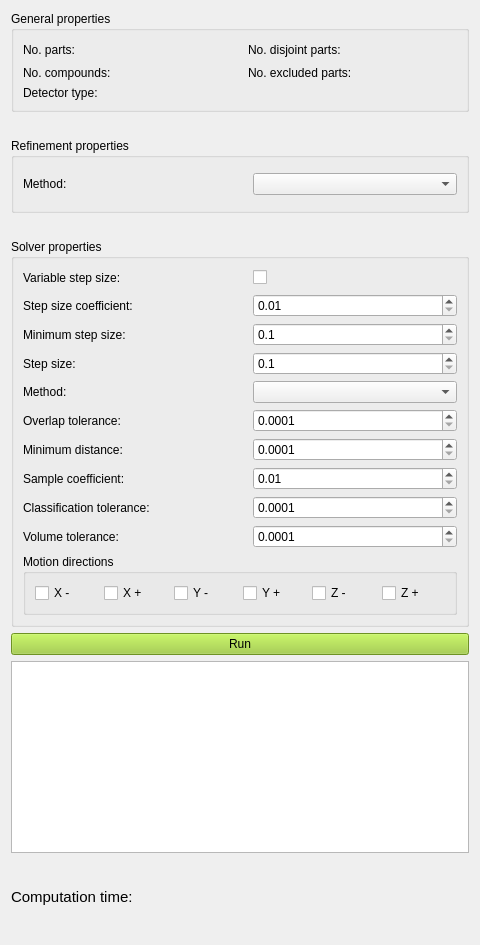
Old version of the form Gui/Resources/ui/aplan_obstruction_detectors/OCCT.ui in the repository martcram/FreeCAD-APLAN.
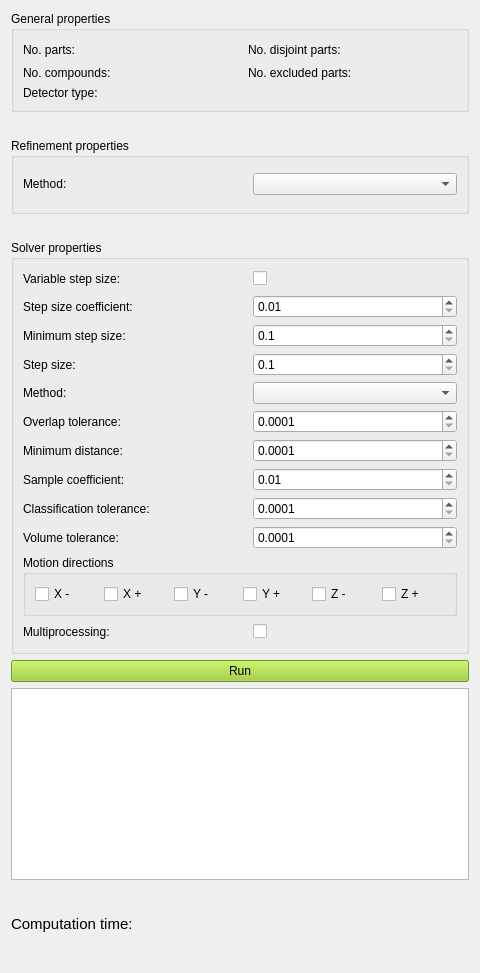
New version of the form.

Commit message: add property to OCCT detector for enabling multiprocessing + update task panel

```diff
--- a/Gui/Resources/ui/aplan_obstruction_detectors/OCCT.ui
+++ b/Gui/Resources/ui/aplan_obstruction_detectors/OCCT.ui
@@ -7,7 +7,7 @@
     <x>0</x>
     <y>0</y>
     <width>480</width>
-    <height>945</height>
+    <height>973</height>
    </rect>
   </property>
   <property name="windowTitle">
@@ -519,6 +519,40 @@
         </layout>
        </widget>
       </item>
+      <item>
+       <layout class="QGridLayout" name="gl_multiprocessing">
+        <item row="0" column="0">
+         <widget class="QLabel" name="l_label_multiprocessing">
+          <property name="text">
+           <string>Multiprocessing:</string>
+          </property>
+         </widget>
+        </item>
+        <item row="0" column="1">
+         <spacer name="horizontalSpacer_6">
+          <property name="orientation">
+           <enum>Qt::Horizontal</enum>
+          </property>
+          <property name="sizeType">
+           <enum>QSizePolicy::Fixed</enum>
+          </property>
+          <property name="sizeHint" stdset="0">
+           <size>
+            <width>20</width>
+            <height>20</height>
+           </size>
+          </property>
+         </spacer>
+        </item>
+        <item row="0" column="2">
+         <widget class="QCheckBox" name="cb_multiprocessing">
+          <property name="text">
+           <string/>
+          </property>
+         </widget>
+        </item>
+       </layout>
+      </item>
      </layout>
     </widget>
    </item>
```
Left out of the diff: 226 changed lines with no effect on the pictures. The commit also changes 2 other files.
